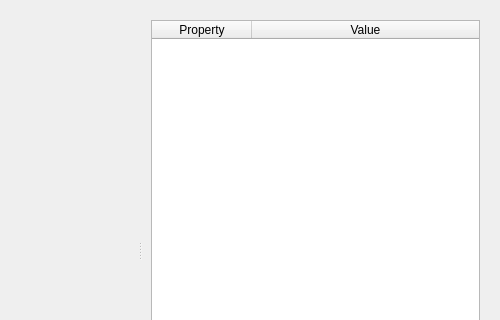
The window that 2.x/UI/dooble_charts.ui (textbrowser/dooble) describes before a commit, drawn with Qt 5; both pictures show x 0 to 500 and y 0 to 320 of the 500 by 500 pixel window.
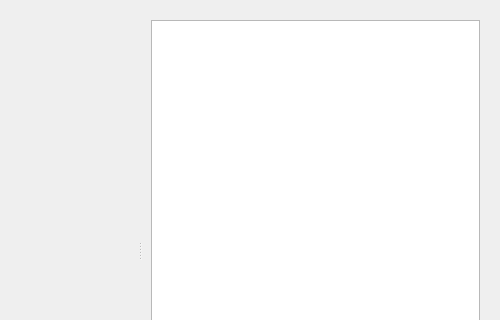
The same window after the commit.

Commit message: Prepare tree view properties.

Diff of the .ui file:
```diff
--- a/2.x/UI/dooble_charts.ui
+++ b/2.x/UI/dooble_charts.ui
@@ -30,29 +30,13 @@
       </property>
       <layout class="QVBoxLayout" name="verticalLayout_2">
        <item>
-        <widget class="QTableWidget" name="properties">
+        <widget class="QTreeView" name="properties">
          <property name="alternatingRowColors">
           <bool>true</bool>
          </property>
          <property name="selectionBehavior">
           <enum>QAbstractItemView::SelectRows</enum>
          </property>
-         <property name="cornerButtonEnabled">
-          <bool>false</bool>
-         </property>
-         <attribute name="horizontalHeaderStretchLastSection">
-          <bool>true</bool>
-         </attribute>
-         <column>
-          <property name="text">
-           <string>Property</string>
-          </property>
-         </column>
-         <column>
-          <property name="text">
-           <string>Value</string>
-          </property>
-         </column>
         </widget>
        </item>
       </layout>
```
The commit also changes 1 other file.
